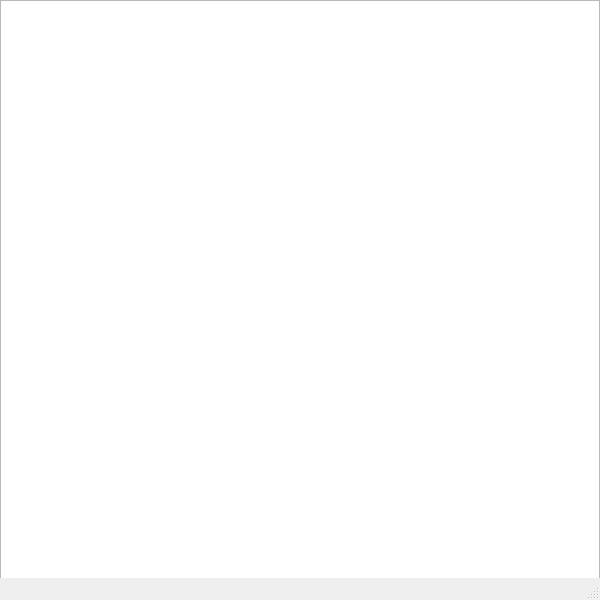
This is ui/AlarmListWindow.ui in stellarfloat/2020-2_swp2_ADProject_Remi as Qt 5 draws it before an edit. The edited form follows.
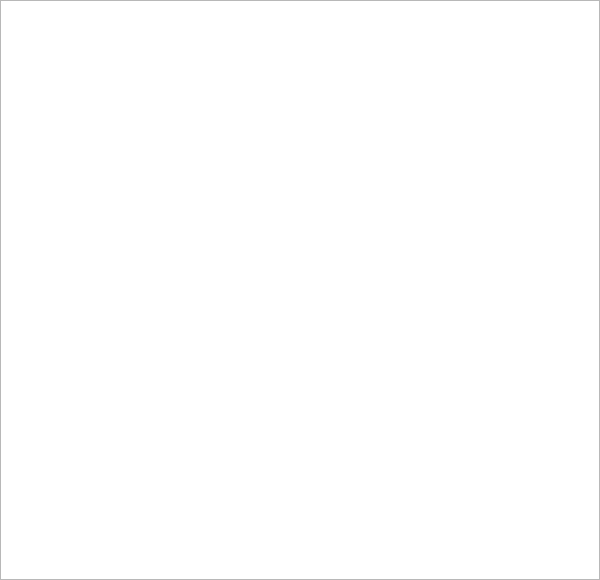
This is the edited form.

Patch:
```diff
--- a/ui/AlarmListWindow.ui
+++ b/ui/AlarmListWindow.ui
@@ -1,19 +1,39 @@
 <?xml version="1.0" encoding="UTF-8"?>
 <ui version="4.0">
  <class>AlarmListWindow</class>
- <widget class="QMainWindow" name="AlarmListWindow">
+ <widget class="QDialog" name="AlarmListWindow">
   <property name="geometry">
    <rect>
     <x>0</x>
     <y>0</y>
     <width>600</width>
-    <height>600</height>
+    <height>580</height>
    </rect>
   </property>
+  <property name="sizePolicy">
+   <sizepolicy hsizetype="Fixed" vsizetype="Fixed">
+    <horstretch>0</horstretch>
+    <verstretch>0</verstretch>
+   </sizepolicy>
+  </property>
   <property name="windowTitle">
    <string>일정 목록</string>
   </property>
-  <widget class="QWidget" name="AlarmListWidget">
+  <widget class="QWidget" name="AlarmListWidget" native="true">
+   <property name="geometry">
+    <rect>
+     <x>0</x>
+     <y>0</y>
+     <width>600</width>
+     <height>580</height>
+    </rect>
+   </property>
+   <property name="sizePolicy">
+    <sizepolicy hsizetype="Fixed" vsizetype="Fixed">
+     <horstretch>0</horstretch>
+     <verstretch>0</verstretch>
+    </sizepolicy>
+   </property>
    <widget class="QTableView" name="AlarmListTable">
     <property name="geometry">
      <rect>
@@ -23,6 +43,12 @@
       <height>580</height>
      </rect>
     </property>
+    <property name="sizePolicy">
+     <sizepolicy hsizetype="Fixed" vsizetype="Fixed">
+      <horstretch>0</horstretch>
+      <verstretch>0</verstretch>
+     </sizepolicy>
+    </property>
     <property name="font">
      <font>
       <pointsize>12</pointsize>
@@ -33,7 +59,6 @@
     </property>
    </widget>
   </widget>
-  <widget class="QStatusBar" name="statusBar"/>
  </widget>
  <resources/>
  <connections/>
```
